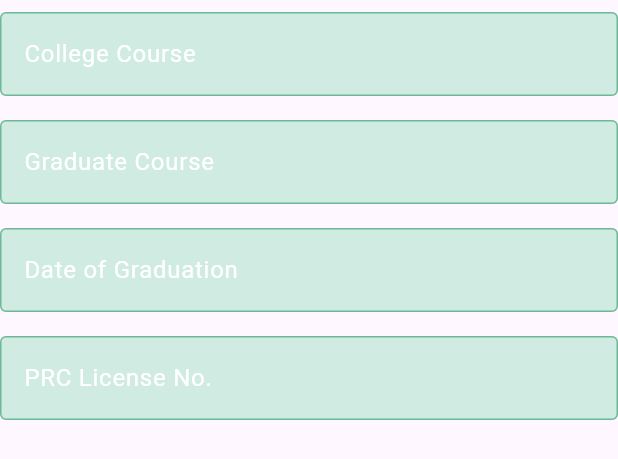
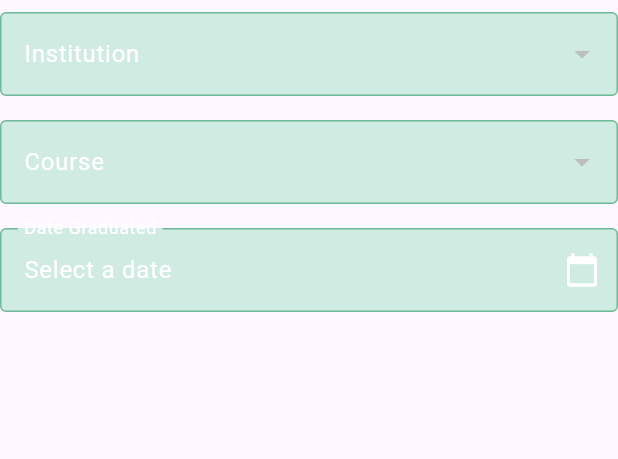
Before and after one commit to GrizonRussell/dart-signup-delmonte, a Flutter app: the EducationForm widget shown alone on an empty page, opened directly with empty values, on a phone screen of 412 x 824 dp. Shown: the top 459 px of the screen. Run offline on Flutter 3.47's test engine with Material 3 defaults, Android fonts, the light colour scheme and no system bars; statements that could not run were skipped.

Commit message:
Update Step2_education_form.dart

```diff
--- a/lib/steps/Step2_education_form.dart
+++ b/lib/steps/Step2_education_form.dart
@@ -1,73 +1,91 @@
 // lib/steps/education_form.dart
 import 'package:flutter/material.dart';
+import 'package:intl/intl.dart';
 
-class EducationForm extends StatelessWidget {
+class EducationForm extends StatefulWidget {
   final GlobalKey<FormState> formKey;
   final Map<String, String> formData;
+  final List<Map<String, String>> institutionList;
+  final List<Map<String, String>> courseList;
 
-  EducationForm({required this.formKey, required this.formData});
+  EducationForm({
+    required this.formKey,
+    required this.formData,
+    required this.institutionList,
+    required this.courseList,
+  });
+
+  @override
+  _EducationFormState createState() => _EducationFormState();
+}
+
+class _EducationFormState extends State<EducationForm> {
+  String? selectedInstitution;
+  String? selectedCourse;
+  DateTime? selectedGraduationDate;
 
   @override
   Widget build(BuildContext context) {
     return Form(
-      key: formKey,
+      key: widget.formKey,
       child: Column(
+        crossAxisAlignment: CrossAxisAlignment.start,
         children: <Widget>[
-          _buildTextField(
-            'College Course',
-            'collegeCourse',
-            formData,
-            validator: (value) {
-              return value == null || value.isEmpty
-                  ? 'This field is required'
-                  : null;
+          // Institution Dropdown
+          _buildDropdownField(
+            label: 'Institution',
+            items: widget.institutionList,
+            value: selectedInstitution,
+            onChanged: (value) {
+              setState(() {
+                selectedInstitution = value;
+                widget.formData['institution'] = value!;
+              });
             },
           ),
-          _buildTextField(
-            'Graduate Course',
-            'graduateCourse',
-            formData,
-            validator: (value) {
-              return value == null || value.isEmpty
-                  ? 'This field is required'
-                  : null;
+
+          // Course Dropdown (dependent on Institution)
+          _buildDropdownField(
+            label: 'Course',
+            items: widget.courseList
+                .where((item) => item['institution'] == selectedInstitution)
+                .toList(),
+            value: selectedCourse,
+            onChanged: (value) {
+              setState(() {
+                selectedCourse = value;
+                widget.formData['course'] = value!;
+              });
             },
           ),
-          _buildTextField(
-            'Date of Graduation',
-            'graduationDate',
-            formData,
-            validator: (value) {
-              return value == null || value.isEmpty
-                  ? 'This field is required'
-                  : null;
+
+          // Date Graduated (with Calendar Picker)
+          _buildDatePickerField(
+            label: 'Date Graduated',
+            selectedDate: selectedGraduationDate,
+            onDateSelected: (date) {
+              setState(() {
+                selectedGraduationDate = date;
+                widget.formData['graduationDate'] =
+                    DateFormat('yyyy-MM-dd').format(date);
+              });
             },
           ),
-          _buildTextField(
-            'PRC License No.',
-            'prcLicenseNo',
-            formData,
-            validator: (value) {
-              return value == null || value.isEmpty
-                  ? 'This field is required'
-                  : null;
-            },
-          ),
-          SizedBox(height: 20), // Add some spacing
         ],
       ),
     );
   }
 
-  Widget _buildTextField(
-    String label,
-    String key,
-    Map<String, String> formData, {
-    FormFieldValidator<String>? validator,
+  // Helper method for Dropdown Field
+  Widget _buildDropdownField({
+    required String label,
+    required List<Map<String, String>> items,
+    String? value,
+    required ValueChanged<String?> onChanged,
   }) {
     return Padding(
       padding: const EdgeInsets.symmetric(vertical: 8.0),
-      child: TextFormField(
+      child: DropdownButtonFormField<String>(
         decoration: InputDecoration(
           labelText: label,
           labelStyle: const TextStyle(color: Color.fromRGBO(255, 255, 255, 1)),
@@ -75,18 +93,85 @@ class EducationForm extends StatelessWidget {
           fillColor: const Color.fromARGB(255, 25, 189, 109).withOpacity(0.2),
           enabledBorder: OutlineInputBorder(
             borderSide: BorderSide(
-                color: const Color.fromRGBO(11, 134, 74, 1).withOpacity(0.5)),
+              color: const Color.fromRGBO(11, 134, 74, 1).withOpacity(0.5),
+            ),
           ),
           focusedBorder: const OutlineInputBorder(
             borderSide: BorderSide(color: Color.fromRGBO(11, 134, 74, 1)),
           ),
         ),
         style: const TextStyle(color: Colors.white),
-        validator: validator,
-        onSaved: (value) {
-          formData[key] = value ?? '';
+        value: value,
+        items: items.map((item) {
+          return DropdownMenuItem<String>(
+            value: item['value'],
+            child: Text(item['label']!),
+          );
+        }).toList(),
+        onChanged: onChanged,
+        validator: (value) {
+          return value == null || value.isEmpty
+              ? 'This field is required'
+              : null;
         },
       ),
     );
   }
+
+  // Helper method for Date Picker Field
+  Widget _buildDatePickerField({
+    required String label,
+    DateTime? selectedDate,
+    required ValueChanged<DateTime> onDateSelected,
+  }) {
+    return Padding(
+      padding: const EdgeInsets.symmetric(vertical: 8.0),
+      child: TextFormField(
+        readOnly: true,
+        decoration: InputDecoration(
+          labelText: label,
+          labelStyle: const TextStyle(color: Color.fromRGBO(255, 255, 255, 1)),
+          filled: true,
+          fillColor: const Color.fromARGB(255, 25, 189, 109).withOpacity(0.2),
+          enabledBorder: OutlineInputBorder(
+            borderSide: BorderSide(
+              color: const Color.fromRGBO(11, 134, 74, 1).withOpacity(0.5),
+            ),
+          ),
+          focusedBorder: const OutlineInputBorder(
+            borderSide: BorderSide(color: Color.fromRGBO(11, 134, 74, 1)),
+          ),
+          suffixIcon: IconButton(
+            icon: const Icon(Icons.calendar_today, color: Colors.white),
+            onPressed: () => _selectDate(context, onDateSelected),
+          ),
+        ),
+        style: const TextStyle(color: Colors.white),
+        controller: TextEditingController(
+          text: selectedDate == null
+              ? 'Select a date'
+              : DateFormat('MMMM dd, yyyy').format(selectedDate),
+        ),
+        validator: (value) {
+          return value == null || value.isEmpty
+              ? 'This field is required'
+              : null;
+        },
+      ),
+    );
+  }
+
+  // Method to show Date Picker
+  Future<void> _selectDate(
+      BuildContext context, ValueChanged<DateTime> onDateSelected) async {
+    final DateTime? picked = await showDatePicker(
+      context: context,
+      initialDate: selectedGraduationDate ?? DateTime.now(),
+      firstDate: DateTime(1900),
+      lastDate: DateTime.now(),
+    );
+    if (picked != null && picked != selectedGraduationDate) {
+      onDateSelected(picked);
+    }
+  }
 }
```
